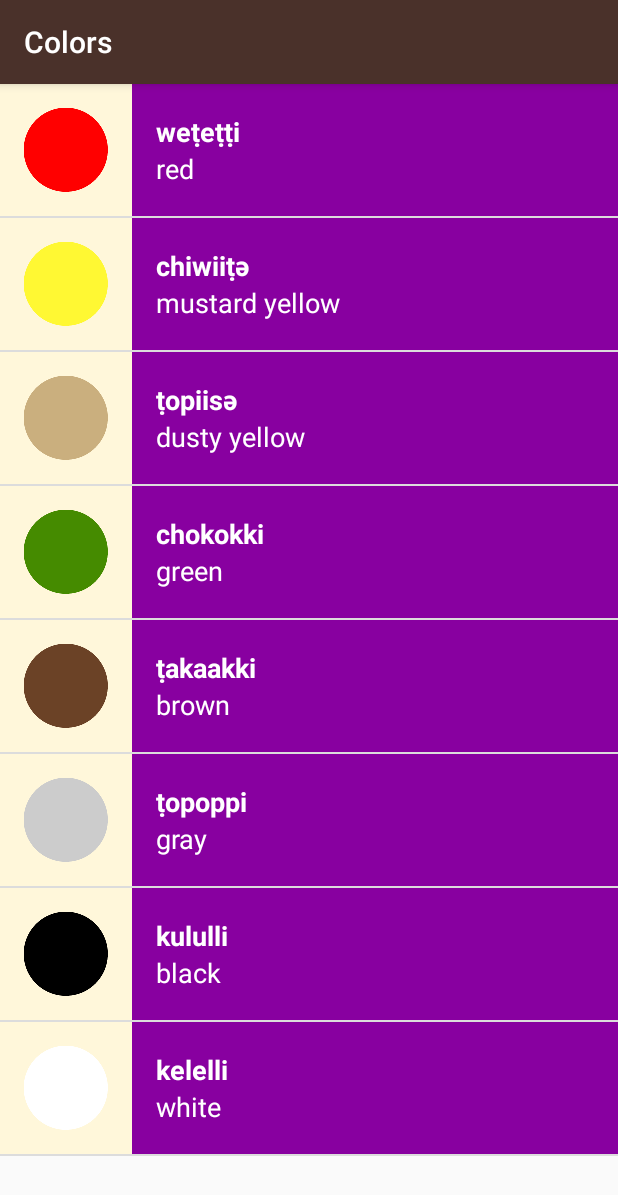
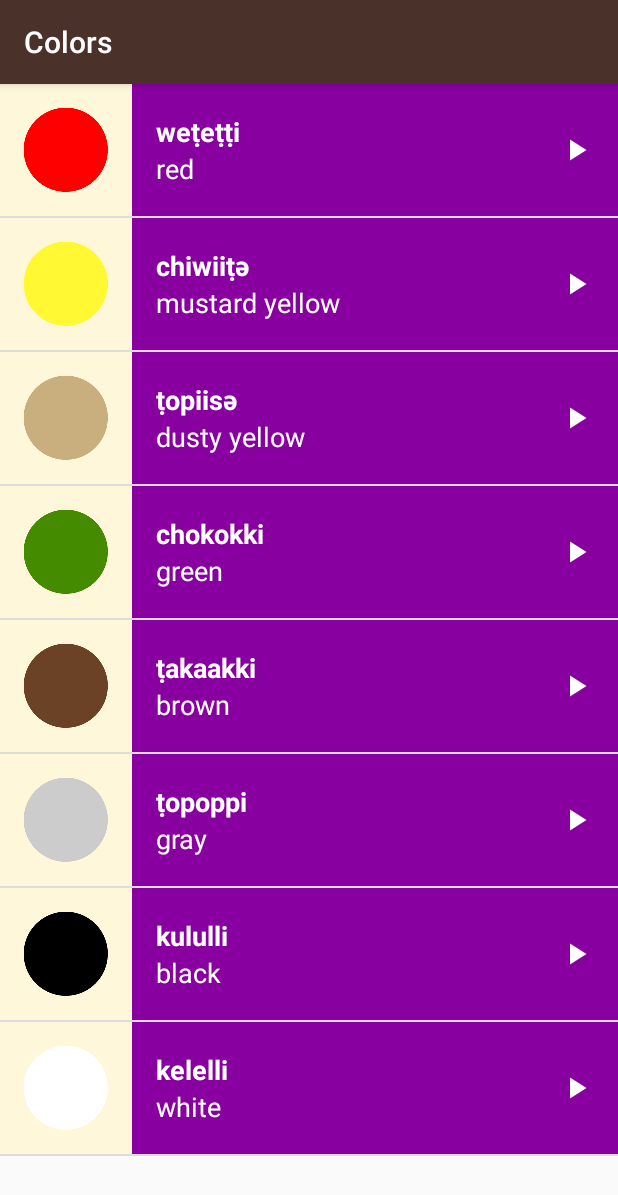
Before and after one commit to haroldadmin/Miwok-App, an Android app: the ColorsActivity screen opened directly, with no data from a screen before it, on a phone screen of 412 x 824 dp. Shown: the top 1195 px of the screen. Run offline under Robolectric (Android 15) with nearby library versions, the light colour scheme and no system bars.

Commit message:
Added play icon, audio focus bug fix

```diff
--- a/app/src/main/java/com/example/android/miwok/ColorsActivity.java
+++ b/app/src/main/java/com/example/android/miwok/ColorsActivity.java
@@ -16,6 +16,7 @@
 package com.example.android.miwok;
 
 import android.app.Activity;
+import android.content.Context;
 import android.media.AudioManager;
 import android.media.MediaPlayer;
 import android.support.v7.app.AppCompatActivity;
@@ -60,6 +61,7 @@ public class ColorsActivity extends AppCompatActivity {
     protected void onCreate(Bundle savedInstanceState) {
         super.onCreate(savedInstanceState);
         setContentView(R.layout.word_list);
+        mAudioManager = (AudioManager) getSystemService(Context.AUDIO_SERVICE);
 
         // Create a list of words
         final ArrayList<Word> words = new ArrayList<Word>();
--- a/app/src/main/java/com/example/android/miwok/FamilyActivity.java
+++ b/app/src/main/java/com/example/android/miwok/FamilyActivity.java
@@ -16,6 +16,7 @@
 package com.example.android.miwok;
 
 import android.app.Activity;
+import android.content.Context;
 import android.media.AudioManager;
 import android.media.MediaPlayer;
 import android.support.v7.app.AppCompatActivity;
@@ -63,6 +64,7 @@ public class FamilyActivity extends AppCompatActivity {
         protected void onCreate(Bundle savedInstanceState) {
             super.onCreate(savedInstanceState);
             setContentView(R.layout.word_list);
+            mAudioManager = (AudioManager) getSystemService(Context.AUDIO_SERVICE);
 
             // Create a list of words
             final ArrayList<Word> words = new ArrayList<Word>();
--- a/app/src/main/java/com/example/android/miwok/NumbersActivity.java
+++ b/app/src/main/java/com/example/android/miwok/NumbersActivity.java
@@ -16,6 +16,7 @@
 package com.example.android.miwok;
 
 import android.app.Activity;
+import android.content.Context;
 import android.media.AudioManager;
 import android.media.MediaPlayer;
 import android.os.Bundle;
@@ -32,6 +33,7 @@ public class NumbersActivity extends AppCompatActivity {
     MediaPlayer mediaPlayer;
 
     AudioManager mAudioManager;
+
     AudioManager.OnAudioFocusChangeListener mOnAudioFocusChangeListener = new AudioManager.OnAudioFocusChangeListener() {
         @Override
         public void onAudioFocusChange(int focusChange) {
@@ -52,6 +54,8 @@ public class NumbersActivity extends AppCompatActivity {
         }
     };
     protected void onCreate(Bundle savedInstanceState) {
+        mAudioManager = (AudioManager) getSystemService(Context.AUDIO_SERVICE);
+
         super.onCreate(savedInstanceState);
         setContentView(R.layout.word_list);
 
--- a/app/src/main/res/layout/list_item.xml
+++ b/app/src/main/res/layout/list_item.xml
@@ -1,12 +1,9 @@
 <?xml version="1.0" encoding="utf-8"?>
 <!-- Copyright (C) 2016 The Android Open Source Project
-
      Licensed under the Apache License, Version 2.0 (the "License");
      you may not use this file except in compliance with the License.
      You may obtain a copy of the License at
-
           http://www.apache.org/licenses/LICENSE-2.0
-
      Unless required by applicable law or agreed to in writing, software
      distributed under the License is distributed on an "AS IS" BASIS,
      WITHOUT WARRANTIES OR CONDITIONS OF ANY KIND, either express or implied.
@@ -14,30 +11,34 @@
      limitations under the License.
 -->
 <!-- Layout for a single list item -->
-<LinearLayout xmlns:android="http://schemas.android.com/apk/res/android"
+<RelativeLayout
+    xmlns:android="http://schemas.android.com/apk/res/android"
     xmlns:tools="http://schemas.android.com/tools"
     android:layout_width="match_parent"
-    android:layout_height="wrap_content"
+    android:layout_height="@dimen/list_item_height"
     android:background="@color/tan_background"
-    android:minHeight="@dimen/list_item_height"
-    android:orientation="horizontal">
+    android:minHeight="@dimen/list_item_height">
 
     <ImageView
         android:id="@+id/image"
         android:layout_width="@dimen/list_item_height"
         android:layout_height="@dimen/list_item_height" />
 
-    <LinearLayout
+    <RelativeLayout
         android:id="@+id/text_container"
         android:layout_width="match_parent"
-        android:layout_height="match_parent"
+        android:layout_height="@dimen/list_item_height"
+        android:layout_alignParentBottom="true"
+        android:layout_alignParentRight="true"
+        android:layout_alignParentTop="true"
+        android:layout_toRightOf="@id/image"
         android:orientation="vertical"
         android:paddingLeft="16dp">
 
         <TextView
             android:id="@+id/miwok_text_view"
             android:layout_width="match_parent"
-            android:layout_height="0dp"
+            android:layout_height="44dp"
             android:layout_weight="1"
             android:gravity="bottom"
             android:textAppearance="?android:textAppearanceMedium"
@@ -48,11 +49,20 @@
         <TextView
             android:id="@+id/default_text_view"
             android:layout_width="match_parent"
-            android:layout_height="0dp"
+            android:layout_height="44dp"
+            android:layout_below="@id/miwok_text_view"
             android:layout_weight="1"
             android:gravity="top"
             android:textAppearance="?android:textAppearanceMedium"
             android:textColor="@android:color/white"
             tools:text="one" />
-    </LinearLayout>
-</LinearLayout>
+
+        <ImageView
+            android:layout_width="24dp"
+            android:layout_height="24dp"
+            android:layout_alignParentRight="true"
+            android:layout_centerVertical="true"
+            android:layout_marginRight="16dp"
+            android:src="@drawable/ic_play_arrow_white_24dp" />
+    </RelativeLayout>
+</RelativeLayout>
--- a/app/src/main/res/values/styles.xml
+++ b/app/src/main/res/values/styles.xml
@@ -15,7 +15,7 @@
 <resources>
 
     <!-- Base application theme. -->
-    <style name="AppTheme" parent="Theme.AppCompat.Light.DarkActionBar">
+    <style name="AppTheme" parent="Base.Theme.AppCompat.Light.DarkActionBar">
         <item name="colorPrimary">@color/primary_color</item>
         <item name="colorPrimaryDark">@color/primary_dark_color</item>
     </style>
```
Also changed, not shown: app/src/main/res/drawable-hdpi/ic_play_arrow_white_24dp.png (added), app/src/main/res/drawable-mdpi/ic_play_arrow_white_24dp.png (added), app/src/main/res/drawable-xhdpi/ic_play_arrow_white_24dp.png (added), app/src/main/res/drawable-xxhdpi/ic_play_arrow_white_24dp.png (added), app/src/main/res/drawable-xxxhdpi/ic_play_arrow_white_24dp.png (added).
